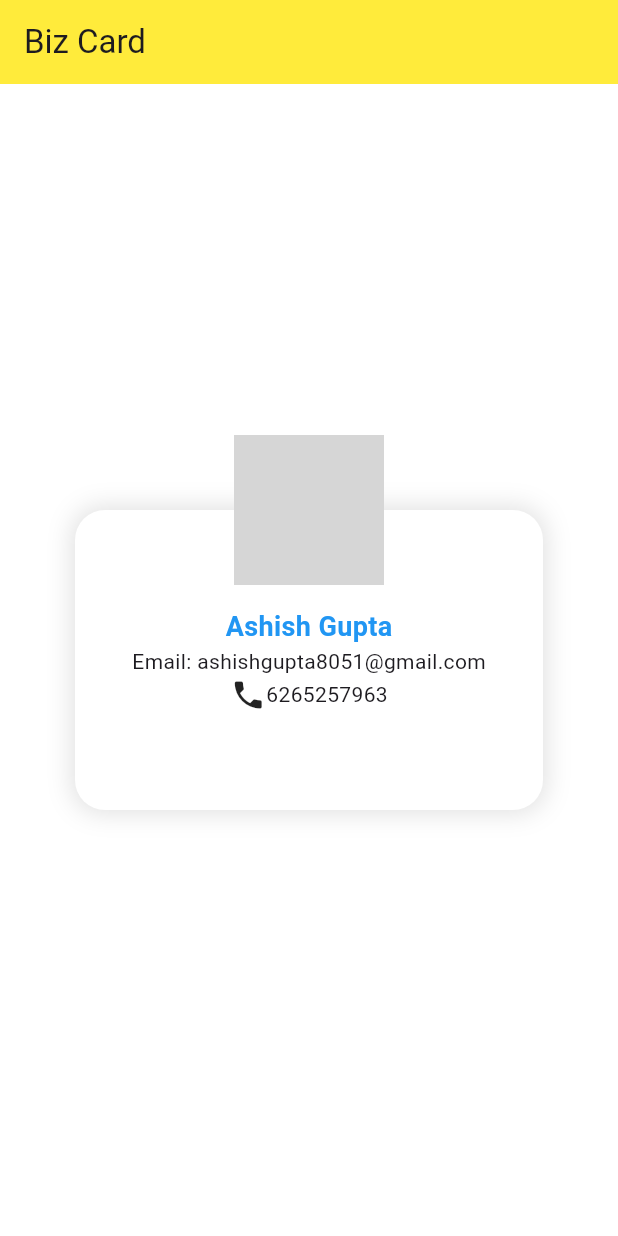
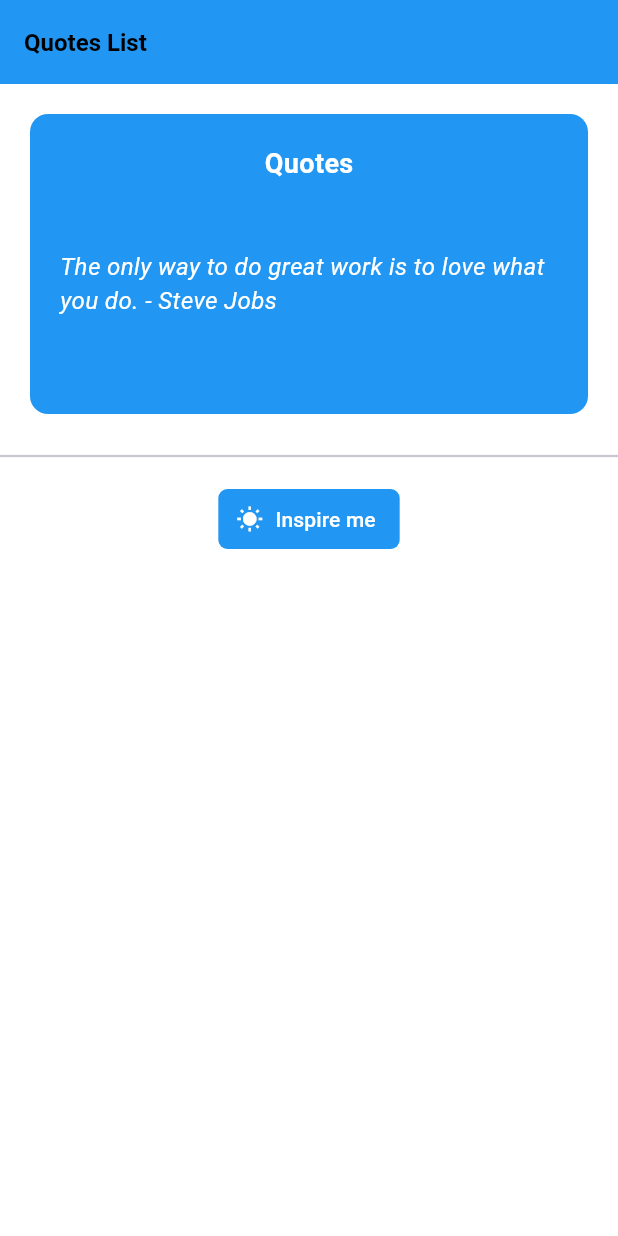
Before and after one commit to ashishgupta8051/First-Flutter-Project, a Flutter app: the screen it shows after launch, on a phone screen of 412 x 824 dp. Run offline on Flutter 3.47's test engine with Material 3 defaults, Android fonts, the light colour scheme and no system bars; grey boxes are pictures that could not be loaded.

Commit message:
create a Coutes screen with statefulweidget

```diff
--- a/lib/main.dart
+++ b/lib/main.dart
@@ -1,3 +1,4 @@
+import 'package:first_flutter_project/ui/QuotesScreen.dart';
 import 'package:first_flutter_project/ui/bizcard.dart';
 import 'package:first_flutter_project/ui/custombutton.dart';
 import 'package:first_flutter_project/ui/home.dart';
@@ -10,5 +11,6 @@ void main() => runApp(const MaterialApp(
   // home: MyHome()
   // home: ScaffoldExample()
   // home: CustomButton()
-  home: BizCard()
+  // home: BizCard()
+  home: QuotesScreen()
 ));
--- /dev/null
+++ b/lib/ui/QuotesScreen.dart
@@ -0,0 +1,113 @@
+import 'package:flutter/material.dart';
+
+class QuotesScreen extends StatefulWidget {
+  const QuotesScreen({super.key});
+
+  @override
+  State<QuotesScreen> createState() => _QuotesScreenState();
+}
+
+class _QuotesScreenState extends State<QuotesScreen> {
+  List<String> quotesList = [
+    "The only way to do great work is to love what you do. - Steve Jobs",
+    "Success is not final, failure is not fatal: It is the courage to continue that counts. - Winston Churchill",
+    "Your time is limited, don't waste it living someone else's life. - Steve Jobs",
+    "Believe you can and you're halfway there. - Theodore Roosevelt",
+    "The future belongs to those who believe in the beauty of their dreams. - Eleanor Roosevelt",
+    "In three words I can sum up everything I've learned about life: it goes on. - Robert Frost",
+    "The only limit to our realization of tomorrow will be our doubts of today. - Franklin D. Roosevelt",
+    "It always seems impossible until it's done. - Nelson Mandela",
+    "The best way to predict the future is to create it. - Peter Drucker",
+    "Life is what happens when you're busy making other plans. - Allen Saunders",
+  ];
+  int _index = 0;
+
+  @override
+  Widget build(BuildContext context) {
+    return Scaffold(
+      backgroundColor: Colors.white,
+      appBar: AppBar(
+        backgroundColor: Colors.blue,
+        title: const Text(
+          "Quotes List",
+          style: TextStyle(
+              fontSize: 16,
+              fontWeight: FontWeight.bold,
+              color: Colors.black,
+              fontStyle: FontStyle.normal),
+        ),
+      ),
+      body: SizedBox(
+        height: double.infinity,
+        width: double.infinity,
+        child: Column(
+          mainAxisAlignment: MainAxisAlignment.center,
+          children: <Widget>[
+            Container(
+              margin: const EdgeInsets.all(20),
+              padding: const EdgeInsets.all(20),
+              width: double.infinity,
+              height: 200,
+              decoration: BoxDecoration(
+                  color: Colors.blue, borderRadius: BorderRadius.circular(12)),
+              child: Column(
+                children: [
+                  const Text(
+                    "Quotes",
+                    style: TextStyle(
+                        color: Colors.white,
+                        fontSize: 18,
+                        fontStyle: FontStyle.normal,
+                        fontWeight: FontWeight.bold),
+                  ),
+                  Expanded(
+                      child: Center(
+                    child: Text(
+                      quotesList[_index],
+                      style: const TextStyle(
+                          color: Colors.white,
+                          fontSize: 16,
+                          fontStyle: FontStyle.italic,
+                          fontWeight: FontWeight.normal),
+                    ),
+                  ))
+                ],
+              ),
+            ),
+            const Padding(
+                padding: EdgeInsets.fromLTRB(0, 0, 0, 10),
+                child: Divider(thickness: 1.5)),
+            TextButton.icon(
+              style: ButtonStyle(
+                  backgroundColor: const MaterialStatePropertyAll(Colors.blue),
+                  shape: MaterialStatePropertyAll<RoundedRectangleBorder>(
+                      RoundedRectangleBorder(
+                    borderRadius: BorderRadius.circular(6),
+                  ))),
+              onPressed: _showQuote,
+              icon: const Icon(
+                Icons.wb_sunny,
+                color: Colors.white,
+              ),
+              label: const Text(
+                "Inspire me",
+                style: TextStyle(fontSize: 14, color: Colors.white),
+              ),
+            ),
+            const Spacer()
+          ],
+        ),
+      ),
+    );
+  }
+
+  void _showQuote() {
+    setState(() {
+      if (quotesList.length == _index + 1) {
+        _index = 0;
+      } else {
+        _index += 1;
+      }
+    });
+  }
+}
```
